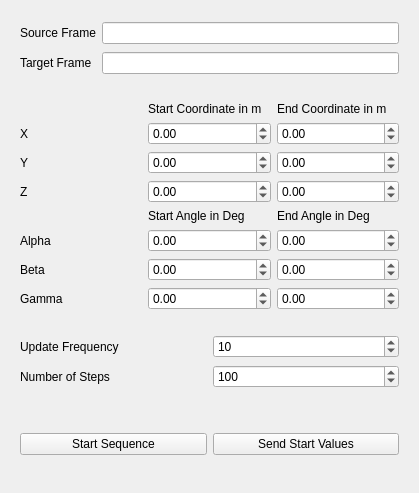
Above: ruby/lib/vizkit/widgets/base_types_editor/rigid_body_state.ui from rock-core/gui-vizkit before the change. Below: the same form after it.
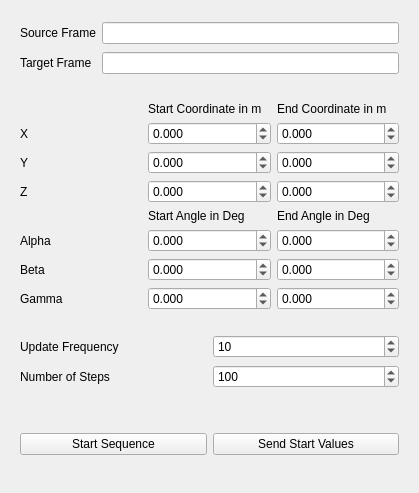
That is the form after the change.

Commit message:
vizkit.rb improve editor for rigid body state
--> display values if rigid body state is given

The edit to the form file:
```diff
--- a/ruby/lib/vizkit/widgets/base_types_editor/rigid_body_state.ui
+++ b/ruby/lib/vizkit/widgets/base_types_editor/rigid_body_state.ui
@@ -45,6 +45,9 @@
      <layout class="QGridLayout" name="gridLayout_2">
       <item row="1" column="1">
        <widget class="QDoubleSpinBox" name="x_start">
+        <property name="decimals">
+         <number>3</number>
+        </property>
         <property name="minimum">
          <double>-9999.000000000000000</double>
         </property>
@@ -55,6 +58,9 @@
       </item>
       <item row="1" column="2">
        <widget class="QDoubleSpinBox" name="x_end">
+        <property name="decimals">
+         <number>3</number>
+        </property>
         <property name="minimum">
          <double>-9999.000000000000000</double>
         </property>
@@ -79,6 +85,9 @@
       </item>
       <item row="2" column="1">
        <widget class="QDoubleSpinBox" name="y_start">
+        <property name="decimals">
+         <number>3</number>
+        </property>
         <property name="minimum">
          <double>-9999.000000000000000</double>
         </property>
@@ -89,6 +98,9 @@
       </item>
       <item row="2" column="2">
        <widget class="QDoubleSpinBox" name="y_end">
+        <property name="decimals">
+         <number>3</number>
+        </property>
         <property name="minimum">
          <double>-9999.000000000000000</double>
         </property>
@@ -99,6 +111,9 @@
       </item>
       <item row="3" column="2">
        <widget class="QDoubleSpinBox" name="z_end">
+        <property name="decimals">
+         <number>3</number>
+        </property>
         <property name="minimum">
          <double>-9999.000000000000000</double>
         </property>
@@ -109,6 +124,9 @@
       </item>
       <item row="3" column="1">
        <widget class="QDoubleSpinBox" name="z_start">
+        <property name="decimals">
+         <number>3</number>
+        </property>
         <property name="minimum">
          <double>-9999.000000000000000</double>
         </property>
@@ -154,6 +172,9 @@
       </item>
       <item row="7" column="1">
        <widget class="QDoubleSpinBox" name="alpha_start">
+        <property name="decimals">
+         <number>3</number>
+        </property>
         <property name="minimum">
          <double>-9999.000000000000000</double>
         </property>
@@ -164,6 +185,9 @@
       </item>
       <item row="7" column="2">
        <widget class="QDoubleSpinBox" name="alpha_end">
+        <property name="decimals">
+         <number>3</number>
+        </property>
         <property name="minimum">
          <double>-9999.000000000000000</double>
         </property>
@@ -174,6 +198,9 @@
       </item>
       <item row="8" column="1">
        <widget class="QDoubleSpinBox" name="beta_start">
+        <property name="decimals">
+         <number>3</number>
+        </property>
         <property name="minimum">
          <double>-9999.000000000000000</double>
         </property>
@@ -184,6 +211,9 @@
       </item>
       <item row="8" column="2">
        <widget class="QDoubleSpinBox" name="beta_end">
+        <property name="decimals">
+         <number>3</number>
+        </property>
         <property name="minimum">
          <double>-9999.000000000000000</double>
         </property>
@@ -194,6 +224,9 @@
       </item>
       <item row="9" column="1">
        <widget class="QDoubleSpinBox" name="gamma_start">
+        <property name="decimals">
+         <number>3</number>
+        </property>
         <property name="minimum">
          <double>-9999.000000000000000</double>
         </property>
@@ -204,6 +237,9 @@
       </item>
       <item row="9" column="2">
        <widget class="QDoubleSpinBox" name="gamma_end">
+        <property name="decimals">
+         <number>3</number>
+        </property>
         <property name="minimum">
          <double>-9999.000000000000000</double>
         </property>
```
Left out of the diff: 18 changed lines with no effect on the pictures. The commit also changes 1 other file.
